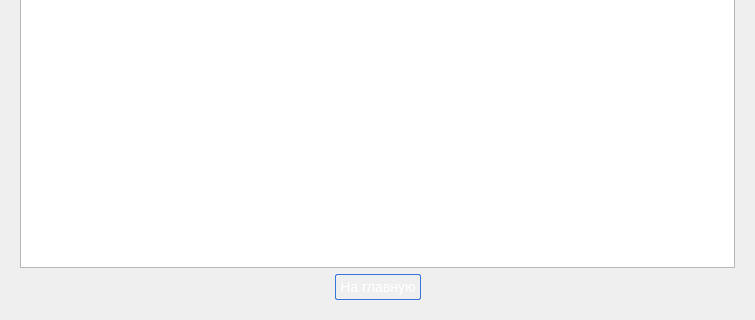
Above: userform.ui from razuvaevkirik/kursachBD before the change; both pictures show x 0 to 755 and y 145 to 465 of the 755 by 465 pixel window. Below: the same form after it.
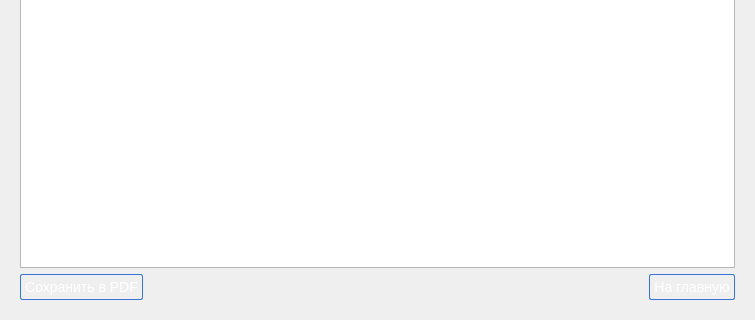
That is the form after the change.

Diff of the .ui file:
```diff
--- a/userform.ui
+++ b/userform.ui
@@ -668,6 +668,13 @@
        </item>
        <item row="2" column="0">
         <layout class="QHBoxLayout" name="horizontalLayout_13">
+         <item>
+          <widget class="QPushButton" name="savePdfButton">
+           <property name="text">
+            <string>Сохранить в PDF</string>
+           </property>
+          </widget>
+         </item>
          <item>
           <spacer name="horizontalSpacer_11">
            <property name="orientation">
@@ -688,19 +695,6 @@
            </property>
           </widget>
          </item>
-         <item>
-          <spacer name="horizontalSpacer_12">
-           <property name="orientation">
-            <enum>Qt::Horizontal</enum>
-           </property>
-           <property name="sizeHint" stdset="0">
-            <size>
-             <width>40</width>
-             <height>20</height>
-            </size>
-           </property>
-          </spacer>
-         </item>
         </layout>
        </item>
       </layout>
```
